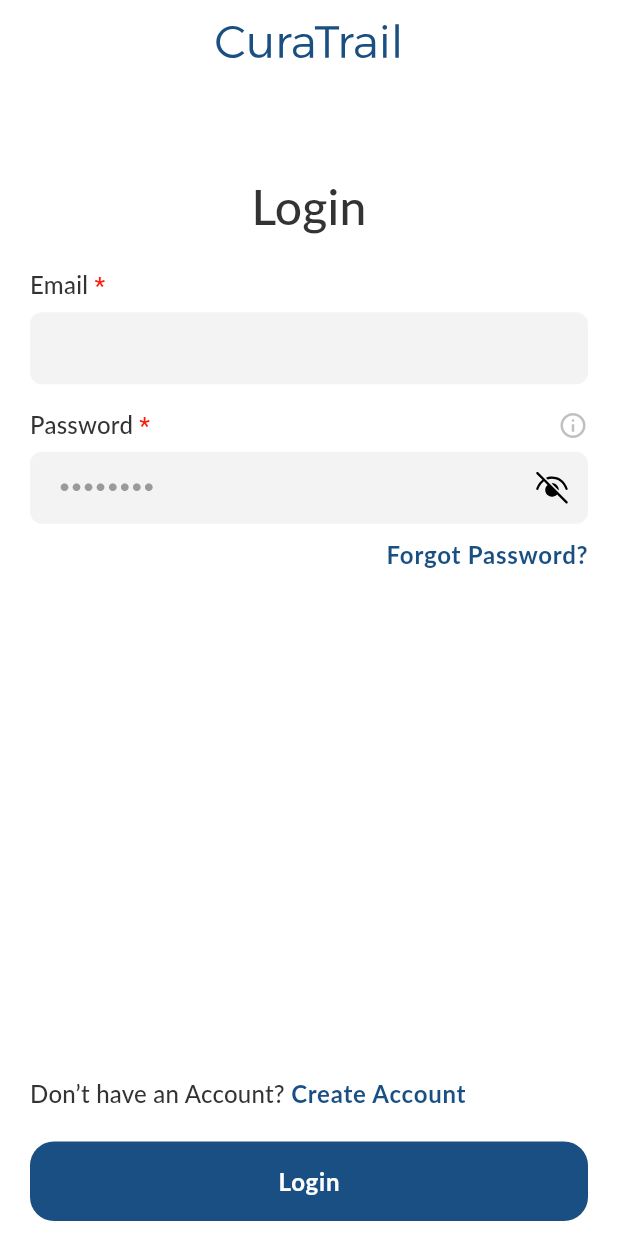
After one commit to UmeshWartinlabs/Curatrail, a Flutter app: the LoginScreen screen opened by its route, on a phone screen of 412 x 824 dp. The commit adds this screen. Run offline on Flutter 3.47's test engine with Material 3 defaults, Android fonts, the phone set to English and light mode, and no system bars; our stand-ins replace flutter_svg, get, image_picker, permission_handler, shared_preferences; accounts and stored records are empty.

Commit message:
ui making
- create password screen
- login screen
- touch and face ID screen

```diff
--- a/lib/screens/auth/create_password/view/create_password_screen.dart
+++ b/lib/screens/auth/create_password/view/create_password_screen.dart
@@ -1,5 +1,6 @@
 import 'dart:io';
 import 'package:curatrail/screens/auth/create_password/controller/create_password_controller.dart';
+import 'package:curatrail/screens/auth/create_password/widgets/account_creation_bottomsheet.dart';
 import 'package:curatrail/utils/app_assets.dart';
 import 'package:curatrail/utils/app_colors.dart';
 import 'package:curatrail/utils/app_strings.dart';
@@ -111,6 +112,7 @@ class CreatePasswordScreen extends GetView<CreatePasswordController> {
                   title: AppStrings.register.tr,
                   onTapButton: () async {
                     if (controller.validatePasswords()) {
+                      await AccountCreationBottomSheet.show(context);
                       debugPrint("Validate");
                     }
                   },
--- /dev/null
+++ b/lib/screens/auth/login/controller/login_screen_controller.dart
@@ -0,0 +1,43 @@
+import 'package:curatrail/utils/app_strings.dart';
+import 'package:flutter/material.dart';
+import 'package:get/get.dart';
+
+class LoginScreenController extends GetxController {
+  static LoginScreenController get to => Get.find();
+
+  RxBool isPasswordVisible = false.obs;
+
+  final TextEditingController passwordController = TextEditingController();
+
+  final RxString passwordError = "".obs;
+
+  passwordValidation() {
+    String password = passwordController.text.trim();
+    passwordError.value = "";
+
+    if (password.isEmpty) {
+      passwordError.value = AppStrings.emailEmptyError;
+    } else if (password.length < 8) {
+      passwordError.value = "Password must be at least 8 characters";
+    } else {
+      passwordError.value = "";
+    }
+  }
+
+
+  final TextEditingController emailController = TextEditingController();
+
+  RxString emailError = "".obs;
+
+  emailValidation() {
+    String email = emailController.text.trim();
+
+    if (email.isEmpty) {
+      emailError.value = AppStrings.emailEmptyError;
+    } else if (!GetUtils.isEmail(email)) {
+      emailError.value = AppStrings.validEmailError;
+    } else {
+      emailError.value = "";
+    }
+  }
+}
--- /dev/null
+++ b/lib/screens/auth/login/view/login_screen.dart
@@ -0,0 +1,148 @@
+import 'dart:io';
+import 'package:curatrail/screens/auth/login/controller/login_screen_controller.dart';
+import 'package:curatrail/utils/app_assets.dart';
+import 'package:curatrail/utils/app_colors.dart';
+import 'package:curatrail/utils/app_strings.dart';
+import 'package:curatrail/widgets/common_appbar.dart';
+import 'package:curatrail/widgets/common_button.dart';
+import 'package:curatrail/widgets/common_textfield.dart';
+import 'package:flutter/gestures.dart';
+import 'package:flutter/material.dart';
+import 'package:flutter_svg/flutter_svg.dart';
+import 'package:get/get.dart';
+
+class LoginScreen extends GetView<LoginScreenController> {
+  const LoginScreen({super.key});
+
+  @override
+  Widget build(BuildContext context) {
+    return Scaffold(
+      appBar: CommonAppBar(isHideBackButton: true),
+      body: Obx(
+        () => SafeArea(
+          child: Padding(
+            padding: const EdgeInsets.symmetric(horizontal: 20),
+            child: Column(
+              crossAxisAlignment: CrossAxisAlignment.start,
+              children: [
+                Expanded(
+                  child: SingleChildScrollView(
+                    child: Column(
+                      children: [
+                        SizedBox(height: Get.height * .07),
+
+                        Text(
+                          AppStrings.login.tr,
+                          textAlign: TextAlign.center,
+                          style: Get.textTheme.titleMedium?.copyWith(
+                            fontSize: 32,
+                            color: AppColors.color333333,
+                          ),
+                        ),
+
+                        SizedBox(height: Get.height * .02),
+
+                        CommonTextField(
+                          fieldTitle: AppStrings.email.tr,
+                          controller: controller.emailController,
+                          onChanged: (value) => controller.emailValidation(),
+                          errorText: controller.emailError.value,
+                        ),
+
+                        SizedBox(height: 15),
+
+                        CommonTextField(
+                          showInfoIcon: true,
+                          hintText: "········",
+                          hintStyle: Get.textTheme.titleLarge?.copyWith(
+                            color: AppColors.color9A9A9A,
+                            fontSize: 30,
+                          ),
+                          obscureText: !controller.isPasswordVisible.value,
+                          suffixIcon: GestureDetector(
+                            onTap: () {
+                              controller.isPasswordVisible.value = !controller.isPasswordVisible.value;
+                            },
+                            child: Padding(
+                              padding: const EdgeInsets.all(12.0),
+                              child: controller.isPasswordVisible.value
+                                  ? SvgPicture.asset(AppAssets.openEyeIcon)
+                                  : SvgPicture.asset(AppAssets.closeEyeIcon),
+                            ),
+                          ),
+                          fieldTitle: AppStrings.password.tr,
+                          controller: controller.passwordController,
+                          onChanged: (value) => controller.passwordValidation(),
+                          errorText: controller.passwordError.value,
+                          keyboardType: TextInputType.text,
+                        ),
+
+                        SizedBox(height: 5),
+
+                        Align(
+                          alignment: Alignment.centerRight,
+                          child: GestureDetector(
+                            onTap: () {
+                              debugPrint("Forget password");
+                            },
+                            child: Container(
+                              height: 35,
+                              color: AppColors.transparent,
+                              padding: EdgeInsets.only(top: 5),
+                              child: Text(
+                                AppStrings.forgetPassword.tr,
+                                style: Get.textTheme.labelMedium?.copyWith(
+                                  fontSize: 16,
+                                  color: AppColors.themeColor,
+                                ),
+                              ),
+                            ),
+                          ),
+                        ),
+
+                        SizedBox(height: 20),
+                      ],
+                    ),
+                  ),
+                ),
+
+
+                RichText(
+                  text: TextSpan(
+                    text: AppStrings.donTHaveAnAccount.tr,
+                    style: Get.textTheme.titleMedium?.copyWith(
+                      fontSize: 16,
+                      color: AppColors.color333333,
+                    ),
+                    children: <TextSpan>[
+                      TextSpan(
+                        text: AppStrings.createAccount.tr,
+                        style: Get.textTheme.labelMedium?.copyWith(
+                          fontSize: 16,
+                          color: AppColors.themeColor,
+                        ),
+                        recognizer: TapGestureRecognizer()
+                          ..onTap = () {
+                            Get.back();
+                          },
+                      ),
+                    ],
+                  ),
+                ),
+
+                SizedBox(height: 20),
+
+                CommonButton(
+                  title: AppStrings.login.tr,
+                  onTapButton: () async {},
+                ),
+
+                SizedBox(height: Platform.isAndroid ? 10 : 0),
+              ],
+            ),
+          ),
+        ),
+      ),
+    );
+  }
+}
--- a/lib/screens/auth/registration/widgets/confirm_your_email_bottomsheet.dart
+++ b/lib/screens/auth/registration/widgets/confirm_your_email_bottomsheet.dart
@@ -54,8 +54,8 @@ class _ConfirmYourEmailBottomSheetState extends State<ConfirmYourEmailBottomShee
         decoration: BoxDecoration(
           color: Colors.white,
           borderRadius: BorderRadius.only(
-            topRight: Radius.circular(30),
-            topLeft: Radius.circular(30),
+            topRight: Radius.circular(40),
+            topLeft: Radius.circular(40),
           ),
         ),
         child: Padding(
--- a/lib/utils/app_assets.dart
+++ b/lib/utils/app_assets.dart
@@ -13,6 +13,9 @@ class AppAssets {
   static const emailVerificationIcon = "${icons}email_verification_icon.svg";
   static const closeEyeIcon = "${icons}close_eye_icon.svg";
   static const openEyeIcon = "${icons}open_eye_icon.svg";
+  static const accountCreationIcon = "${icons}account_creation_icon.svg";
+  static const faceIdIcon = "${icons}face_id_icon.svg";
+  static const fingerprintIcon = "${icons}fingerprint_icon.svg";
 
   /// ------- images
   static const curatrailLogo = "${images}curatrail_logo.png";
--- a/lib/utils/app_colors.dart
+++ b/lib/utils/app_colors.dart
@@ -18,5 +18,7 @@ class AppColors {
   static const colorF91D0A = Color(0xFFF91D0A);
   static const colorB7B7B7 = Color(0xFFB7B7B7);
   static const color9A9A9A = Color(0xFF9A9A9A);
+  static const color5FAC50 = Color(0xFF5FAC50);
+  static const colorDADADA = Color(0xFFDADADA);
 
 }
--- a/lib/utils/app_strings.dart
+++ b/lib/utils/app_strings.dart
@@ -44,7 +44,24 @@ class AppStrings {
 
   /// ----- create password
   static const password = "Password";
+  static const donTHaveAnAccount = "Don’t have an Account? ";
+  static const createAccount = "Create Account";
+  static const passwordCanNotBeEmpty = "Password cannot be empty";
+  static const passwordMustBe8Char = "Password must be at least 8 characters";
+  static const confirmPasswordCanNotBeEmpty = "Confirm Password cannot be empty";
+  static const confirmPasswordMustBe8Char = "Confirm Password must be at least 8 characters";
+  static const passwordsDoNotMatch = "Passwords do not match";
   static const confirmPassword = "Confirm Password";
   static const thankYouForVerification = "Thank you for verification of\nemail, Please create your\npassword.";
+  static const accountCreationSuccessful = "Account Creation Successful";
+  static const welcomeBackYouAreSignedIn = "Welcome back! You’re now signed in.";
+  static const enablingTouchID = "Enabling Touch ID will give you faster access to you information.";
+  static const youCanTurnOffThisInSetting = "you can this feature on or off at any time under settings.";
+  static const enablingFaceID = "Enabling Face ID will give you faster access to you information. ";
+  static const enable = "Enable";
+  static const notNow = "Not now";
+
+  /// ----- login
+  static const forgetPassword = "Forgot Password?";
 
 }
--- a/lib/widgets/common_textfield.dart
+++ b/lib/widgets/common_textfield.dart
@@ -92,6 +92,7 @@ class CommonTextField extends StatelessWidget {
         SizedBox(height: 5),
 
         Container(
+          height: 48,
           decoration: BoxDecoration(
             borderRadius: BorderRadius.circular(borderRadius ?? 8),
             color: AppColors.colorF3F3F3,
@@ -109,7 +110,7 @@ class CommonTextField extends StatelessWidget {
             onChanged: onChanged,
             controller: controller,
             cursorColor: AppColors.themeColor,
-            cursorHeight: 25,
+            cursorHeight: 20,
             keyboardType: keyboardType ?? TextInputType.text,
             inputFormatters: inputFormatters ?? [],
             style: Get.textTheme.titleMedium?.copyWith(
@@ -118,10 +119,10 @@ class CommonTextField extends StatelessWidget {
             ),
             decoration: InputDecoration(
               hintText: hintText ?? "".tr,
-              contentPadding: contentPadding ?? const EdgeInsets.only(
+              contentPadding: contentPadding ?? EdgeInsets.only(
                 left: 15,
                 top: 12,
-                bottom: 12,
+                bottom: (obscureText ?? false) ? 12 : 0,
                 right: 12,
               ),
               hintMaxLines: hintMaxLines ?? 5,
```
Also changed, not shown: lib/screens/auth/create_password/controller/create_password_controller.dart (+9 -5 lines), lib/screens/auth/create_password/widgets/account_creation_bottomsheet.dart (+26 -56 lines), lib/screens/auth/create_password/widgets/touch_and_face_id_bottomsheet.dart (added, +225 -0 lines), lib/screens/auth/registration/view/registration_screen.dart (+39 -24 lines), lib/utils/app_routes.dart (+11 -0 lines), assets/icons/account_creation_icon.svg (added), assets/icons/face_id_icon.svg (added), assets/icons/fingerprint_icon.svg (added), 21 other files.
